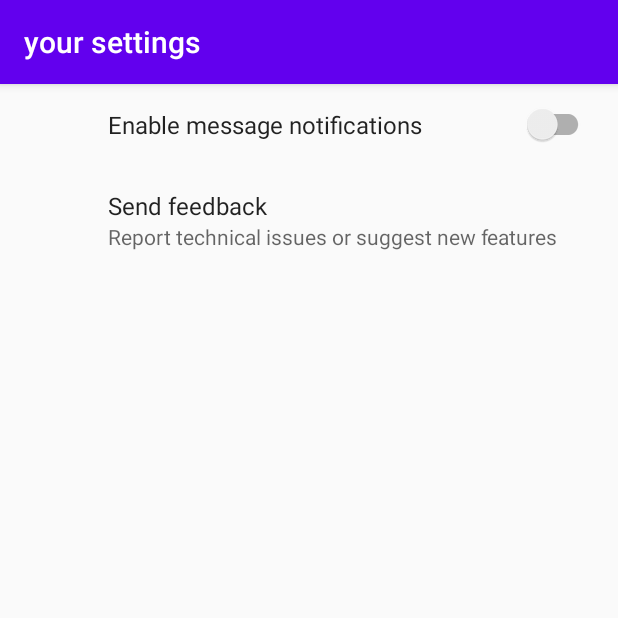
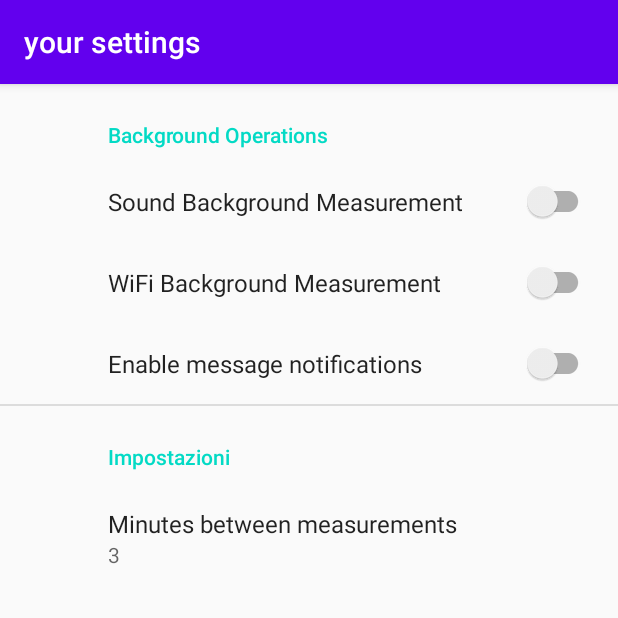
Before and after one commit to tommiquinta/raccoon, an Android app: the screen it shows after launch (SettingsActivity), after a tap on "YOUR SETTINGS", on a phone screen of 412 x 824 dp, the top half of it. Run offline under Robolectric (Android 15) with nearby library versions, the phone set to English and light mode, and no system bars; our stand-ins replace androidx.preference.

Commit message:
better preferences screen

```diff
--- a/app/build.gradle
+++ b/app/build.gradle
@@ -55,7 +55,6 @@ dependencies {
     // dependecies for preferences
     implementation "androidx.preference:preference-ktx:1.2.0"
 
-
     api 'mil.nga.mgrs:mgrs-android:2.2.2'
 
 }
--- a/app/src/main/java/com/app/rakoon/MainActivity.java
+++ b/app/src/main/java/com/app/rakoon/MainActivity.java
@@ -5,11 +5,13 @@ import android.Manifest;
 import android.content.Intent;
 import android.content.SharedPreferences;
 import android.content.pm.PackageManager;
+import android.os.Build;
 import android.os.Bundle;
 import android.util.Log;
 import android.widget.Button;
 
 import androidx.annotation.NonNull;
+import androidx.annotation.RequiresApi;
 import androidx.appcompat.app.AppCompatActivity;
 import androidx.core.app.ActivityCompat;
 import androidx.core.content.ContextCompat;
@@ -95,8 +97,9 @@ public class MainActivity extends AppCompatActivity {
 	}
 
 	// Request permissions if not granted before
+	@RequiresApi(api = Build.VERSION_CODES.P)
 	private void requestPermissions() {
-		ActivityCompat.requestPermissions(this, new String[]{Manifest.permission.POST_NOTIFICATIONS, Manifest.permission.ACCESS_FINE_LOCATION}, PERMISSION_ID);
+		ActivityCompat.requestPermissions(this, new String[]{Manifest.permission.FOREGROUND_SERVICE, Manifest.permission.FOREGROUND_SERVICE}, PERMISSION_ID);
 	}
 
 }
--- a/app/src/main/java/com/app/rakoon/Services/Constants.java
+++ b/app/src/main/java/com/app/rakoon/Services/Constants.java
@@ -4,4 +4,9 @@ public class Constants {
 	public static final int LOCATION_SERVICE_ID = 175;
 	public static final String ACTION_START_LOCATION_SERVICE = "startLocationService";
 	public static final String ACTION_STOP_LOCATION_SERVICE = "stopLocationService";
+
+	public static final String SIGNAL = "Signal";
+	public static final String SOUND = "Sound";
+	public static final String WIFI = "WIFI";
+
 }
--- a/app/src/main/java/com/app/rakoon/SettingsActivity.java
+++ b/app/src/main/java/com/app/rakoon/SettingsActivity.java
@@ -50,8 +50,6 @@ public class SettingsActivity extends AppCompatActivity {
 		super.onCreate(savedInstanceState);
 		setContentView(R.layout.settings_layout); // Assicurati che il layout sia corretto
 
-
-
 		SharedPreferences sharedPreferences = PreferenceManager.getDefaultSharedPreferences(this);
 
 		listener = (sharedPreferences1, key) -> {
@@ -68,7 +66,6 @@ public class SettingsActivity extends AppCompatActivity {
 			}
 		};
 		sharedPreferences.registerOnSharedPreferenceChangeListener(listener);
-
 
 		getSupportFragmentManager()
 				.beginTransaction()
--- a/app/src/main/res/xml/preferences.xml
+++ b/app/src/main/res/xml/preferences.xml
@@ -1,13 +1,36 @@
 <?xml version="1.0" encoding="utf-8"?>
-<PreferenceScreen xmlns:app="http://schemas.android.com/apk/res-auto">
+<PreferenceScreen xmlns:android="http://schemas.android.com/apk/res/android"
+    xmlns:app="http://schemas.android.com/apk/res-auto">
+
+    <PreferenceCategory app:title="Background Operations">
 
         <SwitchPreferenceCompat
             app:key="notifications"
-            app:title="Enable message notifications"/>
+            app:title="Sound Background Measurement" />
 
-        <Preference
-            app:key="feedback"
-            app:title="Send feedback"
-            app:summary="Report technical issues or suggest new features"/>
+        <SwitchPreferenceCompat
+            android:id="@+id/switchPreferenceCompat"
+            android:layout_width="wrap_content"
+            android:layout_height="wrap_content"
+            app:key="notifications"
+            app:title="WiFi Background Measurement" />
+
+        <SwitchPreferenceCompat
+            android:id="@+id/switchPreferenceCompat2"
+            android:layout_width="wrap_content"
+            android:layout_height="wrap_content"
+            app:key="notifications"
+            app:title="Enable message notifications" />
+    </PreferenceCategory>
+
+    <PreferenceCategory android:title="Impostazioni">
+
+        <EditTextPreference
+            android:key="numeric_preference"
+            android:title="Minutes between measurements"
+            android:summary="3"
+            android:inputType="number"
+            android:defaultValue="3" />
+    </PreferenceCategory>
 
 </PreferenceScreen>
```
Also changed, not shown: app/src/main/java/com/app/rakoon/Fragments/Settings.java (+26 -0 lines), app/src/main/java/com/app/rakoon/Services/MyService.java (+7 -7 lines), 1 other file.
